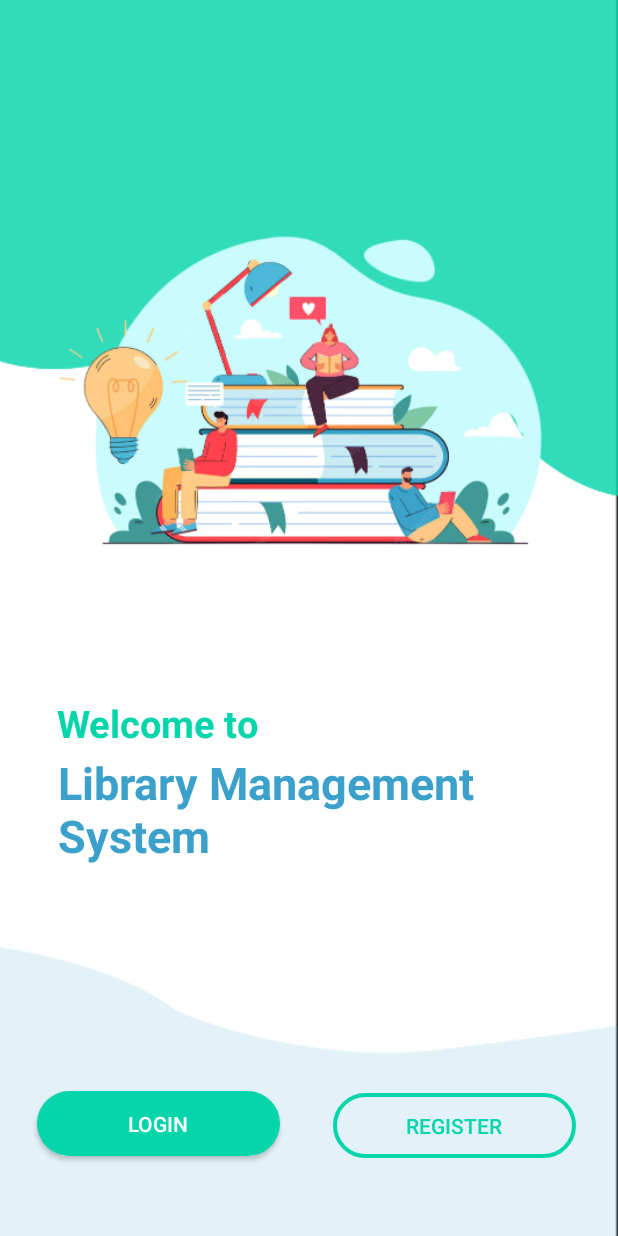
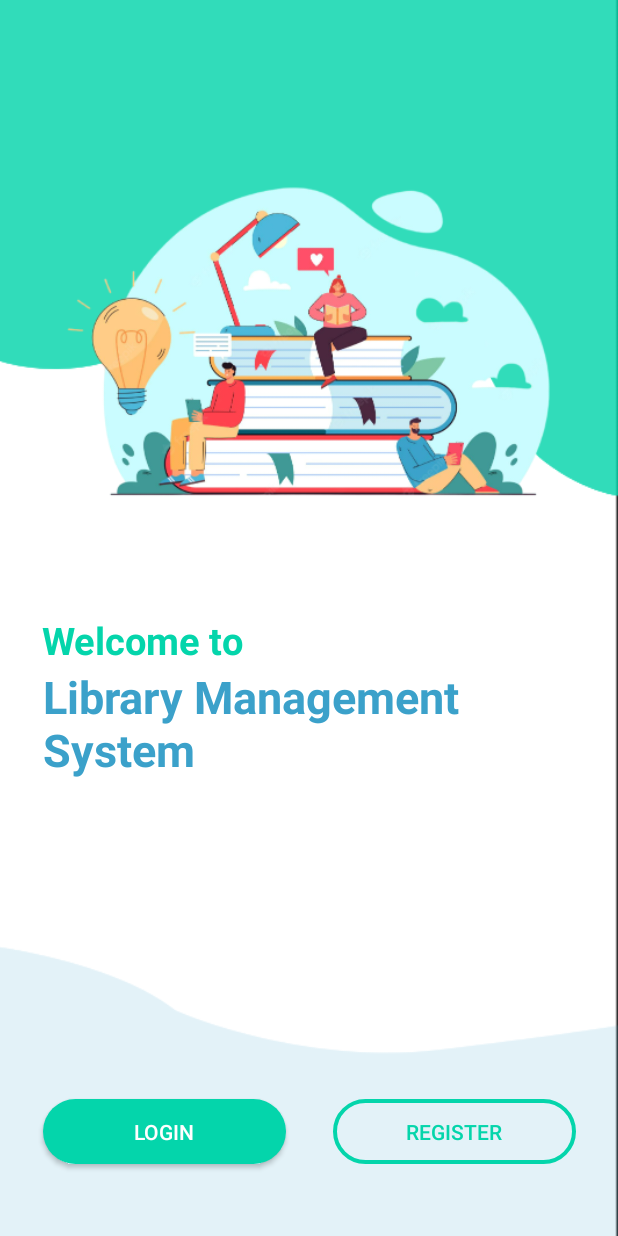
Before and after one commit to kishoreb19/Library_Management_System_App, an Android app: the screen it shows after launch (MainActivity), on a phone screen of 412 x 824 dp. Run offline under Robolectric (Android 15) with nearby library versions, the phone set to English and light mode, and no system bars.

Commit message:
Intermediate Project

```diff
--- a/app/src/main/res/layout/activity_main.xml
+++ b/app/src/main/res/layout/activity_main.xml
@@ -5,33 +5,33 @@
     android:layout_width="match_parent"
     android:layout_height="match_parent"
     android:background="@drawable/bg"
+    android:orientation="vertical"
     tools:context=".MainActivity">
 
     <ImageView
         android:id="@+id/imageView"
         android:layout_width="389dp"
         android:layout_height="265dp"
-        app:layout_constraintBottom_toBottomOf="parent"
+        android:layout_marginTop="96dp"
         app:layout_constraintEnd_toEndOf="parent"
+        app:layout_constraintHorizontal_bias="0.727"
         app:layout_constraintStart_toStartOf="parent"
         app:layout_constraintTop_toTopOf="parent"
-        app:layout_constraintVertical_bias="0.23"
         app:srcCompat="@drawable/logo" />
 
     <TextView
         android:id="@+id/textView"
         android:layout_width="wrap_content"
         android:layout_height="wrap_content"
+        android:layout_marginTop="48dp"
         android:text="Welcome to"
         android:textColor="@color/green"
         android:textSize="25sp"
         android:textStyle="bold"
-        app:layout_constraintBottom_toBottomOf="parent"
         app:layout_constraintEnd_toEndOf="parent"
-        app:layout_constraintHorizontal_bias="0.137"
+        app:layout_constraintHorizontal_bias="0.101"
         app:layout_constraintStart_toStartOf="parent"
-        app:layout_constraintTop_toTopOf="parent"
-        app:layout_constraintVertical_bias="0.589" />
+        app:layout_constraintTop_toBottomOf="@+id/imageView" />
 
     <TextView
         android:id="@+id/textView2"
@@ -41,36 +41,32 @@
         android:textColor="@color/blue"
         android:textSize="30sp"
         android:textStyle="bold"
-        app:layout_constraintBottom_toBottomOf="parent"
         app:layout_constraintEnd_toEndOf="parent"
-        app:layout_constraintHorizontal_bias="0.306"
+        app:layout_constraintHorizontal_bias="0.225"
         app:layout_constraintStart_toStartOf="parent"
-        app:layout_constraintTop_toTopOf="parent"
-        app:layout_constraintVertical_bias="0.67" />
+        app:layout_constraintTop_toBottomOf="@+id/textView" />
 
     <Button
         android:id="@+id/lgn_btn"
         android:layout_width="162dp"
         android:layout_height="43dp"
+        android:layout_marginBottom="48dp"
         android:background="@drawable/button"
         android:text="Login"
         app:layout_constraintBottom_toBottomOf="parent"
         app:layout_constraintEnd_toStartOf="@+id/reg_btn"
-        app:layout_constraintHorizontal_bias="0.409"
-        app:layout_constraintStart_toStartOf="parent"
-        app:layout_constraintTop_toTopOf="parent"
-        app:layout_constraintVertical_bias="0.932" />
+        app:layout_constraintHorizontal_bias="0.474"
+        app:layout_constraintStart_toStartOf="parent" />
 
     <Button
         android:id="@+id/reg_btn"
         android:layout_width="162dp"
         android:layout_height="43dp"
         android:layout_marginEnd="28dp"
+        android:layout_marginBottom="48dp"
         android:background="@drawable/button2"
         android:text="Register"
         android:textColor="@color/green"
         app:layout_constraintBottom_toBottomOf="parent"
-        app:layout_constraintEnd_toEndOf="parent"
-        app:layout_constraintTop_toTopOf="parent"
-        app:layout_constraintVertical_bias="0.933" />
+        app:layout_constraintEnd_toEndOf="parent" />
 </androidx.constraintlayout.widget.ConstraintLayout>
```
